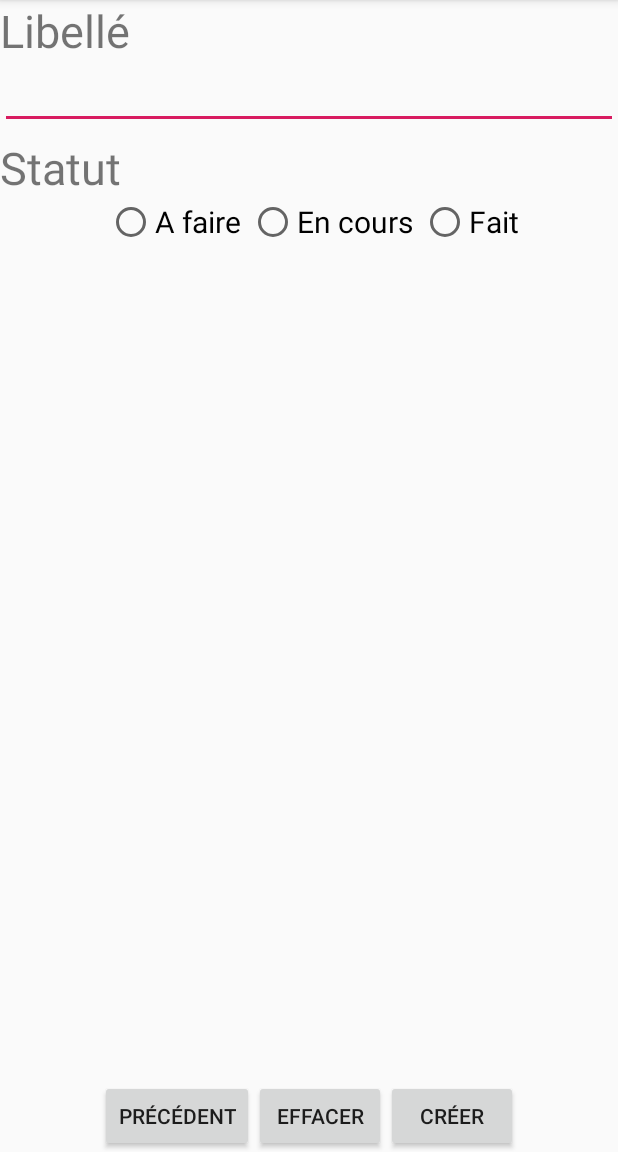
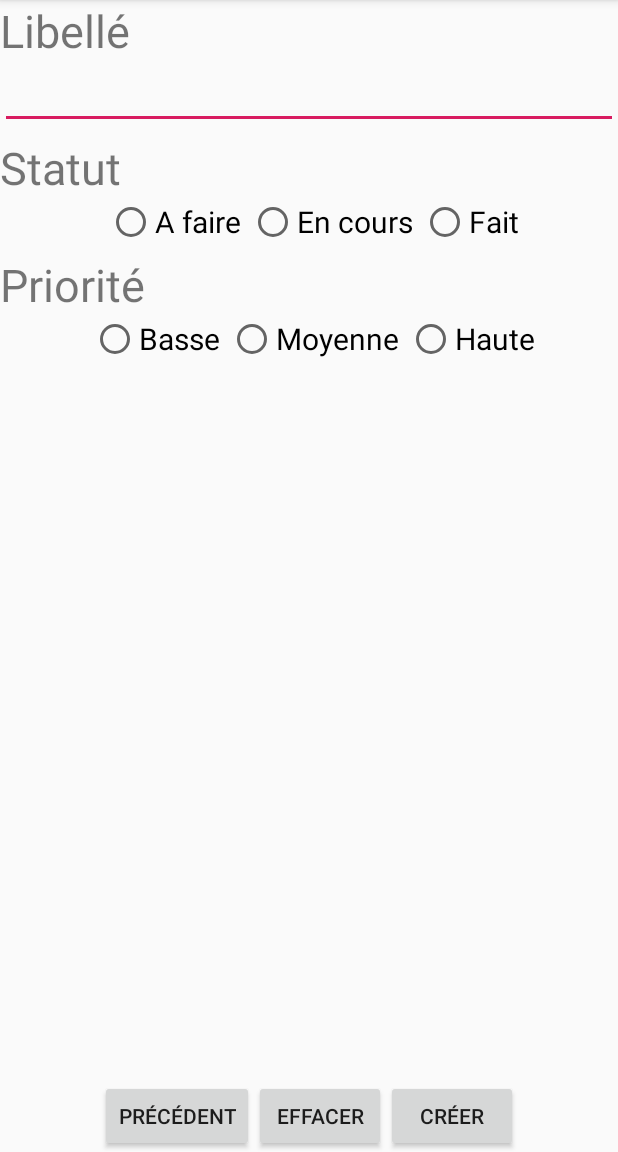
Before and after one commit to ThomasCaud/todo-list-android, an Android app: the AddTaskActivity screen opened directly, with no data from a screen before it, after a tap on "EFFACER", on a phone screen of 412 x 824 dp, the part 84-1236 px from its top. Run offline under Robolectric (Android 15) with nearby library versions, the phone set to English and light mode, and no system bars.

Commit message:
Add priority field

```diff
--- a/app/src/main/java/com/example/thomas/tp2/AddTaskActivity.java
+++ b/app/src/main/java/com/example/thomas/tp2/AddTaskActivity.java
@@ -45,12 +45,21 @@ public class AddTaskActivity extends AppCompatActivity {
         EditText label = findViewById(R.id.etLabel);
         label.setText("");
 
+        // Statut
         RadioButton rbTodo = findViewById(R.id.rbTodo);
         RadioButton rbDoing = findViewById(R.id.rbDoing);
         RadioButton rbDone = findViewById(R.id.rbDone);
         rbTodo.setChecked(false);
         rbDoing.setChecked(false);
         rbDone.setChecked(false);
+
+        // Priority
+        RadioButton rbLow = findViewById(R.id.rbLow);
+        RadioButton rbMedium = findViewById(R.id.rbMedium);
+        RadioButton rbHigh = findViewById(R.id.rbHigh);
+        rbLow.setChecked(false);
+        rbMedium.setChecked(false);
+        rbHigh.setChecked(false);
     }
 
     private void setClearButtonListener() {
@@ -74,6 +83,12 @@ public class AddTaskActivity extends AppCompatActivity {
             if(rgStatus.getCheckedRadioButtonId() == -1) {
                 Toast.makeText(getApplicationContext(), "Le statut doit être renseigné", Toast.LENGTH_LONG).show();
                 isValid = false;
+            } else {
+                RadioGroup rgPriority = findViewById(R.id.rgPriority);
+                if(rgPriority.getCheckedRadioButtonId() == -1) {
+                    Toast.makeText(getApplicationContext(), "La priorité doit être renseignée", Toast.LENGTH_LONG).show();
+                    isValid = false;
+                }
             }
         }
 
@@ -94,6 +109,20 @@ public class AddTaskActivity extends AppCompatActivity {
         }
     }
 
+    private Task.PRIORITY getCheckedPriority() {
+        RadioButton rbLow = findViewById(R.id.rbLow);
+        if(rbLow.isChecked()) {
+            return Task.PRIORITY.LOW;
+        } else {
+            RadioButton rbMedium = findViewById(R.id.rbMedium);
+            if(rbMedium.isChecked()) {
+                return Task.PRIORITY.MEDIUM;
+            } else {
+                return Task.PRIORITY.HIGH;
+            }
+        }
+    }
+
     private void setCreateButtonListener() {
         Button button = findViewById(R.id.create);
         button.setOnClickListener(new View.OnClickListener() {
@@ -102,7 +131,7 @@ public class AddTaskActivity extends AppCompatActivity {
                 if(isValidTask()) {
                     EditText label = findViewById(R.id.etLabel);
 
-                     Task newTask = new Task(label.getText().toString(), getCheckedStatut(), Task.PRIORITY.LOW, new Date());
+                    Task newTask = new Task(label.getText().toString(), getCheckedStatut(), getCheckedPriority(), new Date());
 
                     ArrayList<Task> tasks = getTasks();
                     tasks.add(newTask);
--- a/app/src/main/java/com/example/thomas/tp2/model/Task.java
+++ b/app/src/main/java/com/example/thomas/tp2/model/Task.java
@@ -7,10 +7,10 @@ import java.util.Date;
 public class Task implements Serializable {
     public enum STATUS {
         TODO, DOING, DONE
-    };
+    }
     public enum PRIORITY {
         LOW, MEDIUM, HIGH
-    };
+    }
     public String label;
     public STATUS status;
     public PRIORITY priority;
--- a/app/src/main/res/layout/activity_new_task.xml
+++ b/app/src/main/res/layout/activity_new_task.xml
@@ -63,10 +63,44 @@
                 android:text="@string/done"/>
         </RadioGroup>
 
+
+        <TextView
+            android:id="@+id/tvPriority"
+            android:layout_width="match_parent"
+            android:layout_height="wrap_content"
+            android:text="@string/priority"
+            android:textSize="@dimen/size_primary"
+            android:layout_marginTop="@dimen/between_item"/>
+
+        <RadioGroup xmlns:android="http://schemas.android.com/apk/res/android"
+            android:id="@+id/rgPriority"
+            android:layout_width="match_parent"
+            android:layout_height="wrap_content"
+            android:orientation="horizontal"
+            android:gravity="center">
+
+            <RadioButton android:id="@+id/rbLow"
+                android:layout_width="wrap_content"
+                android:layout_height="wrap_content"
+                android:layout_marginLeft="@dimen/between_item"
+                android:textSize="@dimen/sizeRbItem"
+                android:text="@string/low"/>
+
+            <RadioButton android:id="@+id/rbMedium"
+                android:layout_width="wrap_content"
+                android:layout_height="wrap_content"
+                android:layout_marginLeft="@dimen/between_item"
+                android:textSize="@dimen/sizeRbItem"
+                android:text="@string/medium"/>
+
+            <RadioButton android:id="@+id/rbHigh"
+                android:layout_width="wrap_content"
+                android:layout_height="wrap_content"
+                android:layout_marginLeft="@dimen/between_item"
+                android:textSize="@dimen/sizeRbItem"
+                android:text="@string/high"/>
+        </RadioGroup>
     </LinearLayout>
-
-
-
 
     <RelativeLayout
         android:layout_width="match_parent"
--- a/app/src/main/res/values/strings.xml
+++ b/app/src/main/res/values/strings.xml
@@ -14,4 +14,7 @@
     <string name="previous">Précédent</string>
     <string name="remove">Effacer</string>
     <string name="create">Créer</string>
+    <string name="low">Basse</string>
+    <string name="medium">Moyenne</string>
+    <string name="high">Haute</string>
 </resources>
```
